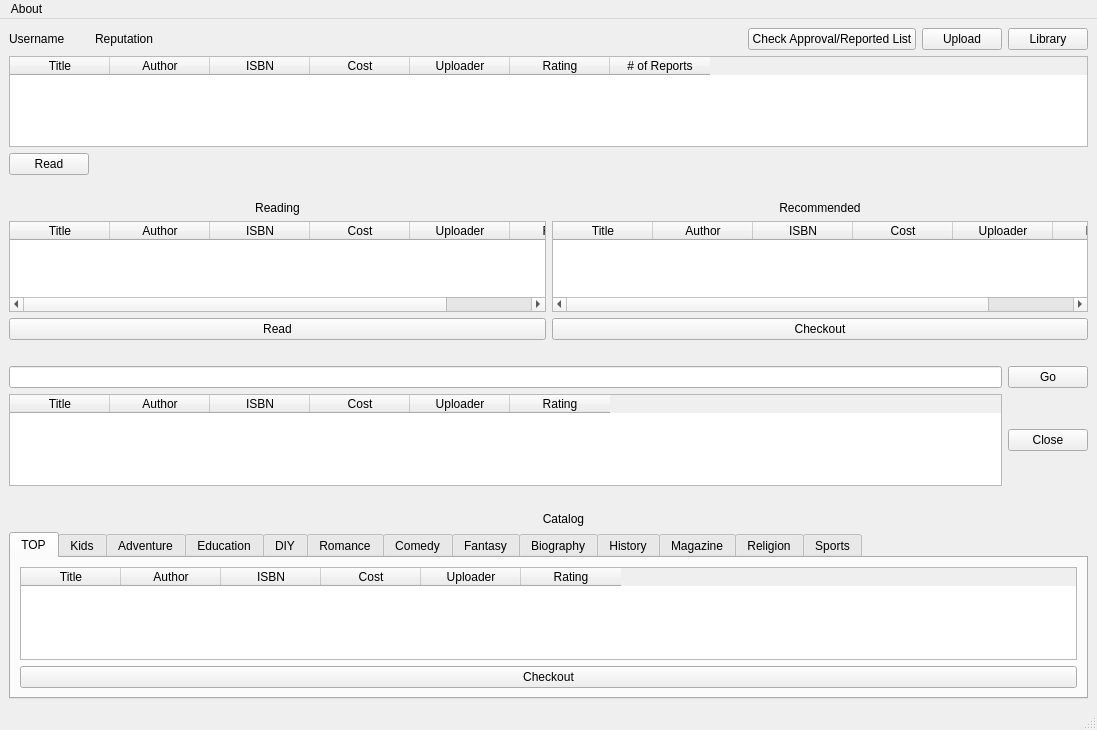
Qt form designer/Ui_MainWindowRegistered.ui (psuong/P2PBooks) before a commit.
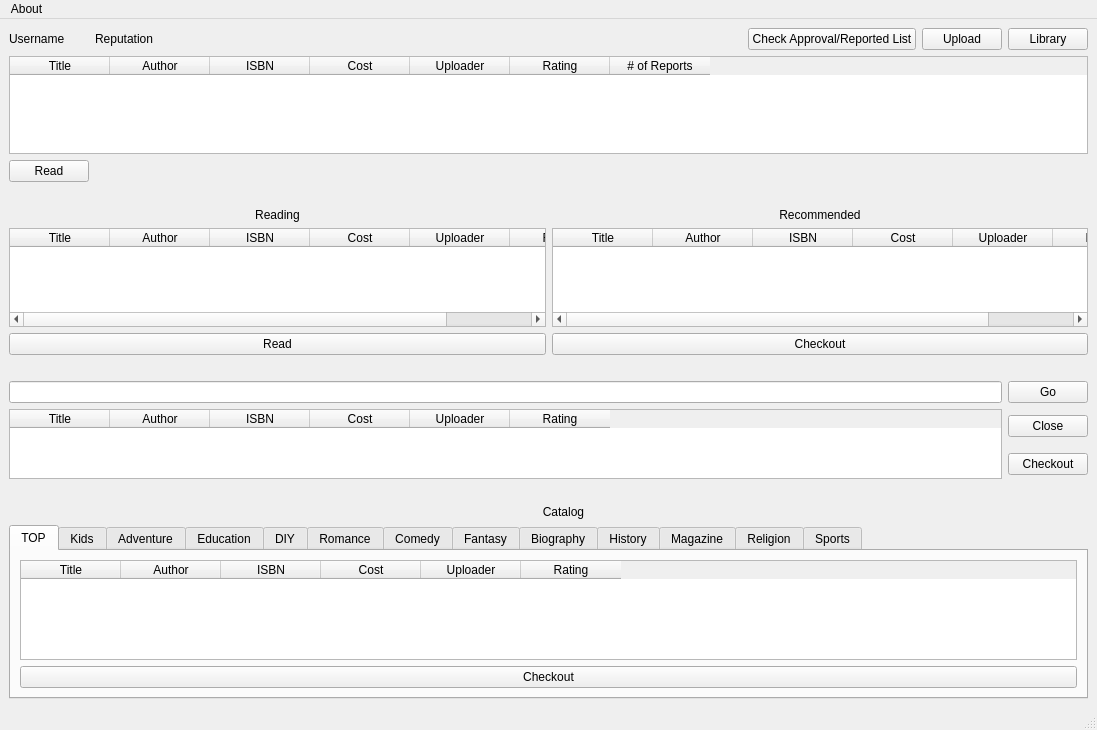
The same form after that commit.

Commit message: Search and checkout feature implemented

```diff
--- a/designer/Ui_MainWindowRegistered.ui
+++ b/designer/Ui_MainWindowRegistered.ui
@@ -15,8 +15,8 @@
   </property>
   <widget class="QWidget" name="centralwidget">
    <layout class="QGridLayout" name="gridLayout">
-    <item row="12" column="0" colspan="13">
-     <spacer name="horizontalSpacer_3">
+    <item row="3" column="0" colspan="13">
+     <spacer name="horizontalSpacer">
       <property name="orientation">
        <enum>Qt::Horizontal</enum>
       </property>
@@ -35,8 +35,8 @@
       </property>
      </widget>
     </item>
-    <item row="6" column="0" colspan="13">
-     <spacer name="horizontalSpacer_2">
+    <item row="13" column="0" colspan="13">
+     <spacer name="horizontalSpacer_3">
       <property name="orientation">
        <enum>Qt::Horizontal</enum>
       </property>
@@ -79,8 +79,8 @@
       </property>
      </widget>
     </item>
-    <item row="3" column="0" colspan="13">
-     <spacer name="horizontalSpacer">
+    <item row="6" column="0" colspan="13">
+     <spacer name="horizontalSpacer_2">
       <property name="orientation">
        <enum>Qt::Horizontal</enum>
       </property>
@@ -113,6 +113,16 @@
       </property>
      </widget>
     </item>
+    <item row="9" column="0" colspan="12">
+     <widget class="QLineEdit" name="search_line_edit"/>
+    </item>
+    <item row="0" column="11">
+     <widget class="QPushButton" name="upload_push_button">
+      <property name="text">
+       <string>Upload</string>
+      </property>
+     </widget>
+    </item>
     <item row="5" column="0" colspan="13">
      <layout class="QGridLayout" name="gridLayout_15">
       <item row="0" column="1">
@@ -120,6 +130,12 @@
         <property name="editTriggers">
          <set>QAbstractItemView::NoEditTriggers</set>
         </property>
+        <property name="selectionMode">
+         <enum>QAbstractItemView::SingleSelection</enum>
+        </property>
+        <property name="selectionBehavior">
+         <enum>QAbstractItemView::SelectRows</enum>
+        </property>
         <property name="columnCount">
          <number>6</number>
         </property>
@@ -160,6 +176,12 @@
         <property name="editTriggers">
          <set>QAbstractItemView::NoEditTriggers</set>
         </property>
+        <property name="selectionMode">
+         <enum>QAbstractItemView::SingleSelection</enum>
+        </property>
+        <property name="selectionBehavior">
+         <enum>QAbstractItemView::SelectRows</enum>
+        </property>
         <property name="columnCount">
          <number>6</number>
         </property>
@@ -211,17 +233,7 @@
       </item>
      </layout>
     </item>
-    <item row="0" column="11">
-     <widget class="QPushButton" name="upload_push_button">
-      <property name="text">
-       <string>Upload</string>
-      </property>
-     </widget>
-    </item>
-    <item row="9" column="0" colspan="12">
-     <widget class="QLineEdit" name="search_line_edit"/>
-    </item>
-    <item row="13" column="7">
+    <item row="14" column="7">
      <widget class="QLabel" name="label">
       <property name="lineWidth">
        <number>1</number>
@@ -237,7 +249,20 @@
       </property>
      </widget>
     </item>
-    <item row="14" column="0" colspan="13">
+    <item row="0" column="2" colspan="8">
+     <spacer name="horizontalSpacer_4">
+      <property name="orientation">
+       <enum>Qt::Horizontal</enum>
+      </property>
+      <property name="sizeHint" stdset="0">
+       <size>
+        <width>40</width>
+        <height>20</height>
+       </size>
+      </property>
+     </spacer>
+    </item>
+    <item row="15" column="0" colspan="13">
      <widget class="QTabWidget" name="tabWidget">
       <property name="currentIndex">
        <number>0</number>
@@ -986,56 +1011,6 @@
       </property>
      </widget>
     </item>
-    <item row="0" column="2" colspan="8">
-     <spacer name="horizontalSpacer_4">
-      <property name="orientation">
-       <enum>Qt::Horizontal</enum>
-      </property>
-      <property name="sizeHint" stdset="0">
-       <size>
-        <width>40</width>
-        <height>20</height>
-       </size>
-      </property>
-     </spacer>
-    </item>
-    <item row="10" column="0" colspan="12">
-     <widget class="QTableWidget" name="search_table_widget">
-      <property name="editTriggers">
-       <set>QAbstractItemView::NoEditTriggers</set>
-      </property>
-      <column>
-       <property name="text">
-        <string>Title</string>
-       </property>
-      </column>
-      <column>
-       <property name="text">
-        <string>Author</string>
-       </property>
-      </column>
-      <column>
-       <property name="text">
-        <string>ISBN</string>
-       </property>
-      </column>
-      <column>
-       <property name="text">
-        <string>Cost</string>
-       </property>
-      </column>
-      <column>
-       <property name="text">
-        <string>Uploader</string>
-       </property>
-      </column>
-      <column>
-       <property name="text">
-        <string>Rating</string>
-       </property>
-      </column>
-     </widget>
-    </item>
     <item row="1" column="0" colspan="13">
      <widget class="QTableWidget" name="library_table_widget">
       <property name="editTriggers">
@@ -1091,6 +1066,56 @@
       </property>
      </widget>
     </item>
+    <item row="11" column="12">
+     <widget class="QPushButton" name="search_checkout_push_button">
+      <property name="text">
+       <string>Checkout</string>
+      </property>
+     </widget>
+    </item>
+    <item row="10" column="0" rowspan="2" colspan="12">
+     <widget class="QTableWidget" name="search_table_widget">
+      <property name="editTriggers">
+       <set>QAbstractItemView::NoEditTriggers</set>
+      </property>
+      <property name="selectionMode">
+       <enum>QAbstractItemView::SingleSelection</enum>
+      </property>
+      <property name="selectionBehavior">
+       <enum>QAbstractItemView::SelectRows</enum>
+      </property>
+      <column>
+       <property name="text">
+        <string>Title</string>
+       </property>
+      </column>
+      <column>
+       <property name="text">
+        <string>Author</string>
+       </property>
+      </column>
+      <column>
+       <property name="text">
+        <string>ISBN</string>
+       </property>
+      </column>
+      <column>
+       <property name="text">
+        <string>Cost</string>
+       </property>
+      </column>
+      <column>
+       <property name="text">
+        <string>Uploader</string>
+       </property>
+      </column>
+      <column>
+       <property name="text">
+        <string>Rating</string>
+       </property>
+      </column>
+     </widget>
+    </item>
    </layout>
    <zorder>tabWidget</zorder>
    <zorder>username_label</zorder>
@@ -1109,6 +1134,7 @@
    <zorder>admin_push_button</zorder>
    <zorder>label</zorder>
    <zorder>read_library_push_button</zorder>
+   <zorder>search_checkout_push_button</zorder>
   </widget>
   <widget class="QMenuBar" name="menubar">
    <property name="geometry">
```
The commit also changes 4 other files.
